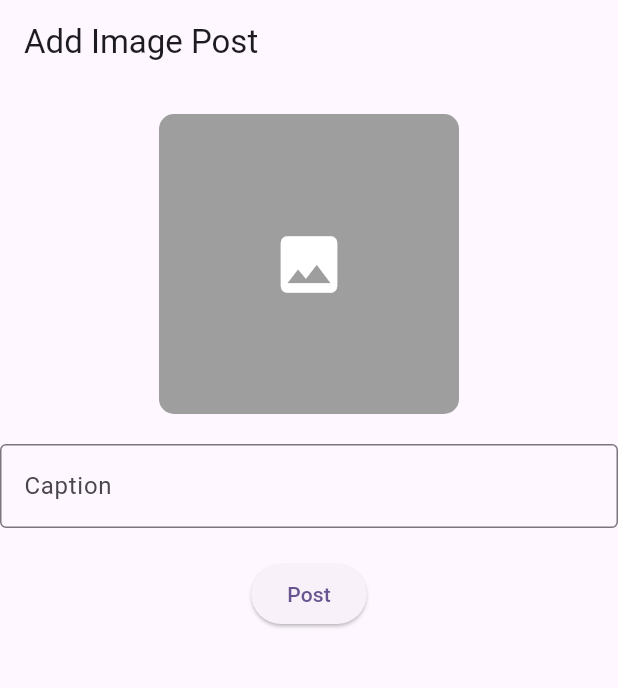
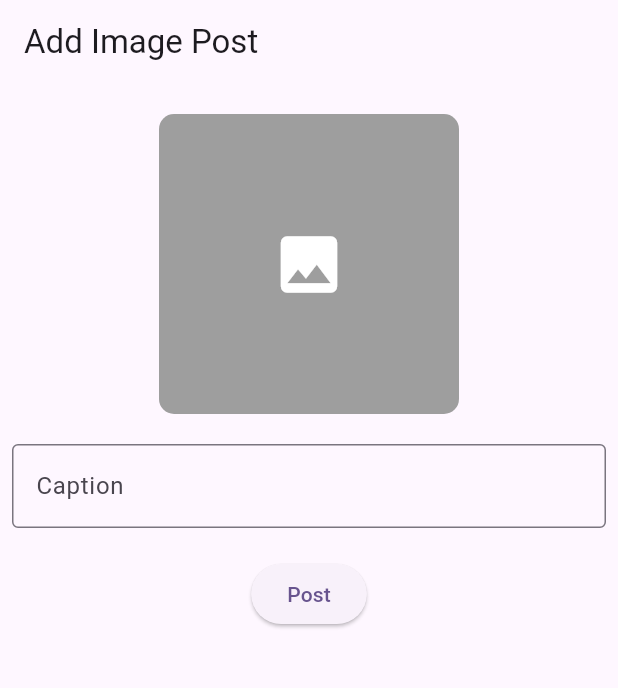
Before and after one commit to TariqMehmood1004/CryptoCrafter, a Flutter app: the screen it shows after launch, on a phone screen of 412 x 824 dp, the part 84-772 px from its top. Run offline on Flutter 3.47's test engine with Material 3 defaults, Android fonts, the phone set to English and light mode, and no system bars; our stand-ins replace cloud_firestore, firebase_core, firebase_database, firebase_storage, image_picker; accounts and stored records are empty.

```diff
--- a/lib/main.dart
+++ b/lib/main.dart
@@ -1,14 +1,15 @@
 // ignore_for_file: depend_on_referenced_packages
 
 import 'package:flutter/material.dart';
+import 'package:trading_app/firebase_options.dart';
 import 'package:trading_app/screens/admin/add_post/add_image_post.dart';
 import 'package:firebase_core/firebase_core.dart';
 
 void main() async {
-
   // Connect with the firebase this app.
   WidgetsFlutterBinding.ensureInitialized();
-  await Firebase.initializeApp();
+  // await Firebase.initializeApp();
+  await Firebase.initializeApp(options: DefaultFirebaseOptions.currentPlatform);
 
   // Run the app
   runApp(const MyApp());
@@ -21,6 +22,7 @@ class MyApp extends StatelessWidget {
   Widget build(BuildContext context) {
     return MaterialApp(
       title: 'Trading',
+      debugShowCheckedModeBanner: false,
       theme: ThemeData(
         colorScheme: ColorScheme.fromSeed(seedColor: Colors.deepPurple),
         useMaterial3: true,
--- a/lib/screens/admin/add_post/add_image_post.dart
+++ b/lib/screens/admin/add_post/add_image_post.dart
@@ -27,13 +27,17 @@ class _AddImagePostState extends State<AddImagePost> {
         title: const Text('Add Image Post'),
       ),
       body: SingleChildScrollView(
+        physics: const BouncingScrollPhysics(),
+        child: Padding(
+          padding: const EdgeInsets.symmetric(horizontal: 8.0),
           child: Column(
             children: [
               const SizedBox(height: 20),
               Center(
                 child: GestureDetector(
                   onTap: () async {
-                  _image = await _picker.pickImage(source: ImageSource.gallery);
+                    _image =
+                        await _picker.pickImage(source: ImageSource.gallery);
                     setState(() {});
                   },
                   child: Container(
@@ -99,6 +103,7 @@ class _AddImagePostState extends State<AddImagePost> {
             ],
           ),
         ),
+      ),
     );
   }
 }
```
Also changed, not shown: lib/firebase_options.dart (added), 1 other file. Lines whose indentation alone changed are shown as unchanged.
